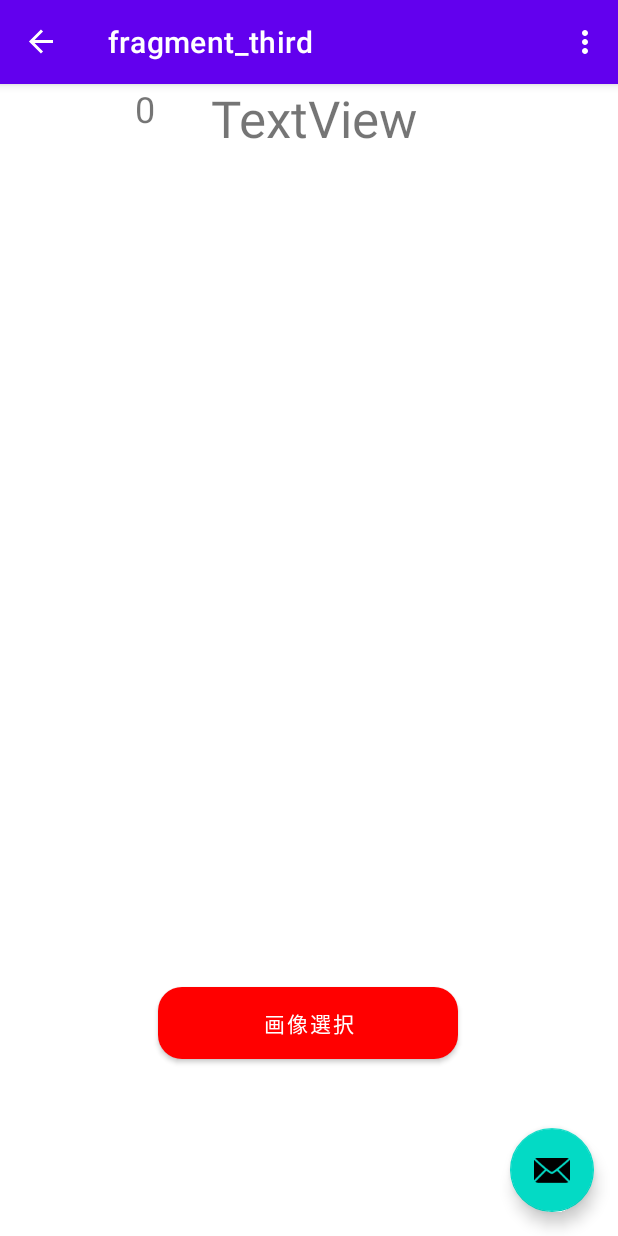
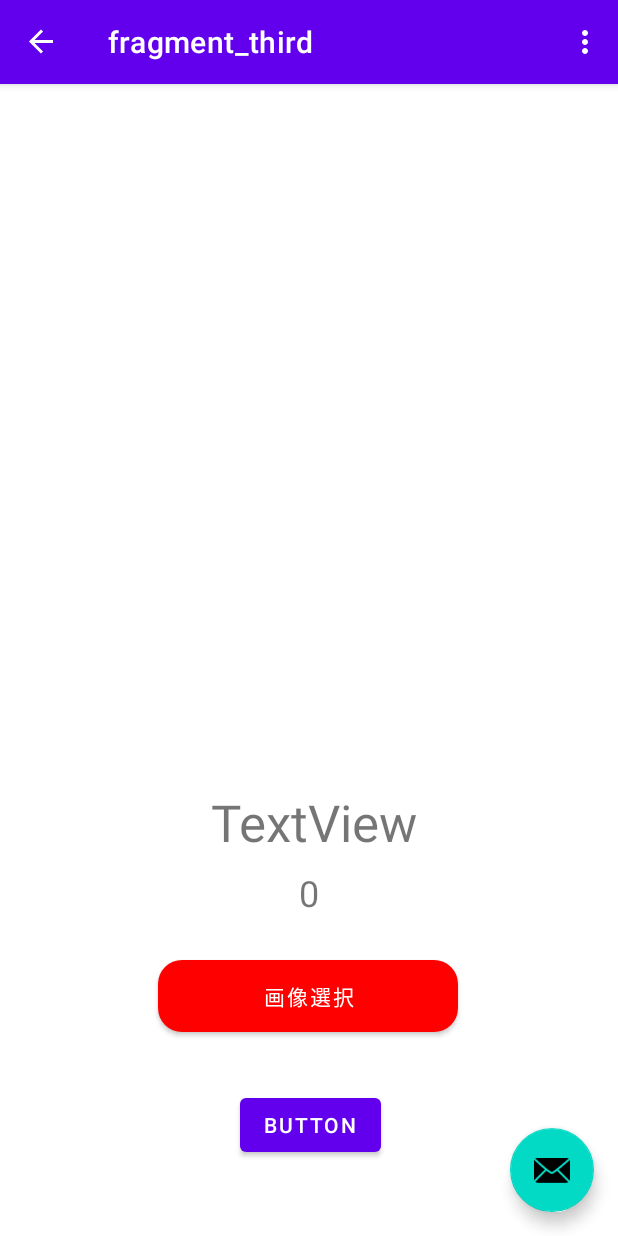
Before and after one commit to tom24d/spajam2021, an Android app: the ThirdFragment screen opened through its navigation route, on a phone screen of 412 x 824 dp. Run offline under Robolectric (Android 15) with nearby library versions, the light colour scheme and no system bars; our stand-ins replace navigation-ui; libraries missing offline, so code that uses them is left out: com.google.firebase.functions, com.google.mlkit.vision.

Commit message:
TextRecognition

```diff
--- a/app/src/main/AndroidManifest.xml
+++ b/app/src/main/AndroidManifest.xml
@@ -20,6 +20,9 @@
                 <category android:name="android.intent.category.LAUNCHER" />
             </intent-filter>
         </activity>
+        <meta-data
+            android:name="com.google.mlkit.vision.DEPENDENCIES"
+            android:value="ocr" />
     </application>
 
 </manifest>
--- a/app/src/main/res/layout/fragment_third.xml
+++ b/app/src/main/res/layout/fragment_third.xml
@@ -21,34 +21,56 @@
         android:id="@+id/button_select"
         android:layout_width="200dp"
         android:layout_height="wrap_content"
+        android:layout_marginTop="16dp"
         android:background="@drawable/btn"
         android:text="画像選択"
         app:backgroundTint="@null"
-        app:layout_constraintBottom_toBottomOf="parent"
         app:layout_constraintEnd_toEndOf="parent"
-        app:layout_constraintHorizontal_bias="0.498"
+        app:layout_constraintHorizontal_bias="0.497"
         app:layout_constraintStart_toStartOf="parent"
-        app:layout_constraintTop_toTopOf="parent"
-        app:layout_constraintVertical_bias="0.836" />
+        app:layout_constraintTop_toBottomOf="@+id/Confidence" />
 
     <TextView
-        android:id="@+id/LandmarkName"
+        android:id="@+id/RecText"
         android:layout_width="417dp"
         android:layout_height="37dp"
+        android:layout_marginTop="8dp"
+        android:layout_marginBottom="8dp"
         android:text="TextView"
         android:textAlignment="center"
         android:textSize="34sp"
-        tools:layout_editor_absoluteX="-1dp"
-        tools:layout_editor_absoluteY="469dp" />
+        app:layout_constraintBottom_toTopOf="@+id/Confidence"
+        app:layout_constraintTop_toBottomOf="@+id/imgView"
+        tools:layout_editor_absoluteX="-1dp" />
 
     <TextView
         android:id="@+id/Confidence"
         android:layout_width="193dp"
         android:layout_height="45dp"
+        android:layout_marginStart="109dp"
+        android:layout_marginTop="8dp"
+        android:layout_marginEnd="109dp"
+        android:layout_marginBottom="12dp"
         android:text="0"
         android:textAlignment="center"
         android:textSize="24sp"
-        tools:layout_editor_absoluteX="109dp"
-        tools:layout_editor_absoluteY="514dp" />
+        app:layout_constraintBottom_toTopOf="@+id/button_select"
+        app:layout_constraintEnd_toEndOf="parent"
+        app:layout_constraintStart_toStartOf="parent"
+        app:layout_constraintTop_toBottomOf="@+id/RecText" />
+
+    <Button
+        android:id="@+id/landmarkrecog"
+        android:layout_width="wrap_content"
+        android:layout_height="wrap_content"
+        android:layout_marginStart="159dp"
+        android:layout_marginTop="20dp"
+        android:layout_marginEnd="158dp"
+        android:layout_marginBottom="32dp"
+        android:text="Button"
+        app:layout_constraintBottom_toBottomOf="parent"
+        app:layout_constraintEnd_toEndOf="parent"
+        app:layout_constraintStart_toStartOf="parent"
+        app:layout_constraintTop_toBottomOf="@+id/button_select" />
 
 </androidx.constraintlayout.widget.ConstraintLayout>
```
Also changed, not shown: app/build.gradle (+7 -1 lines), app/src/main/java/jp/ac/doshisha/mikilab/spajamapp/ThirdFragment.kt (+42 -59 lines), app/src/main/res/layout/fragment_second.xml (+6 -2 lines), 7 other files.
